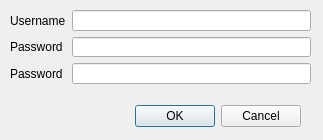
The window that qcc/registerdialog.ui (vos/qcc) describes before a commit, drawn with Qt 5.
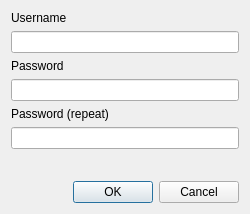
The same window after the commit.

Patch:
```diff
--- a/qcc/registerdialog.ui
+++ b/qcc/registerdialog.ui
@@ -6,8 +6,8 @@
    <rect>
     <x>0</x>
     <y>0</y>
-    <width>323</width>
-    <height>140</height>
+    <width>228</width>
+    <height>200</height>
    </rect>
   </property>
   <property name="windowTitle">
@@ -16,32 +16,10 @@
   <property name="modal">
    <bool>true</bool>
   </property>
-  <widget class="QDialogButtonBox" name="buttonBox">
-   <property name="geometry">
-    <rect>
-     <x>10</x>
-     <y>100</y>
-     <width>291</width>
-     <height>32</height>
-    </rect>
-   </property>
-   <property name="orientation">
-    <enum>Qt::Horizontal</enum>
-   </property>
-   <property name="standardButtons">
-    <set>QDialogButtonBox::Cancel|QDialogButtonBox::Ok</set>
-   </property>
-  </widget>
-  <widget class="QWidget" name="layoutWidget">
-   <property name="geometry">
-    <rect>
-     <x>10</x>
-     <y>10</y>
-     <width>301</width>
-     <height>74</height>
-    </rect>
-   </property>
    <layout class="QFormLayout" name="formLayout">
+   <property name="sizeConstraint">
+    <enum>QLayout::SetFixedSize</enum>
+   </property>
     <item row="0" column="0">
      <widget class="QLabel" name="label">
       <property name="text">
@@ -49,21 +27,21 @@
       </property>
      </widget>
     </item>
-    <item row="0" column="1">
+   <item row="1" column="0" colspan="2">
      <widget class="QLineEdit" name="usernameLineEdit">
       <property name="text">
        <string notr="true"/>
       </property>
      </widget>
     </item>
-    <item row="1" column="0">
-     <widget class="QLabel" name="label_2">
+   <item row="2" column="0">
+    <widget class="QLabel" name="password1Label">
       <property name="text">
        <string>Password</string>
       </property>
      </widget>
     </item>
-    <item row="1" column="1">
+   <item row="3" column="0" colspan="2">
      <widget class="QLineEdit" name="password1LineEdit">
       <property name="text">
        <string notr="true"/>
@@ -73,7 +51,14 @@
       </property>
      </widget>
     </item>
-    <item row="2" column="1">
+   <item row="4" column="0" colspan="2">
+    <widget class="QLabel" name="password2Label">
+     <property name="text">
+      <string>Password (repeat)</string>
+     </property>
+    </widget>
+   </item>
+   <item row="5" column="0" colspan="2">
      <widget class="QLineEdit" name="password2LineEdit">
       <property name="text">
        <string notr="true"/>
@@ -83,15 +68,33 @@
       </property>
      </widget>
     </item>
-    <item row="2" column="0">
-     <widget class="QLabel" name="label_3">
-      <property name="text">
-       <string>Password</string>
+   <item row="6" column="1">
+    <spacer name="verticalSpacer">
+     <property name="orientation">
+      <enum>Qt::Vertical</enum>
+     </property>
+     <property name="sizeType">
+      <enum>QSizePolicy::Expanding</enum>
+     </property>
+     <property name="sizeHint" stdset="0">
+      <size>
+       <width>20</width>
+       <height>20</height>
+      </size>
+     </property>
+    </spacer>
+   </item>
+   <item row="7" column="1">
+    <widget class="QDialogButtonBox" name="buttonBox">
+     <property name="orientation">
+      <enum>Qt::Horizontal</enum>
+     </property>
+     <property name="standardButtons">
+      <set>QDialogButtonBox::Cancel|QDialogButtonBox::Ok</set>
       </property>
      </widget>
     </item>
    </layout>
-  </widget>
  </widget>
  <resources/>
  <connections>
```
Left out of the diff: 5 changed lines with no effect on the pictures. Lines whose indentation alone changed are shown as unchanged.
